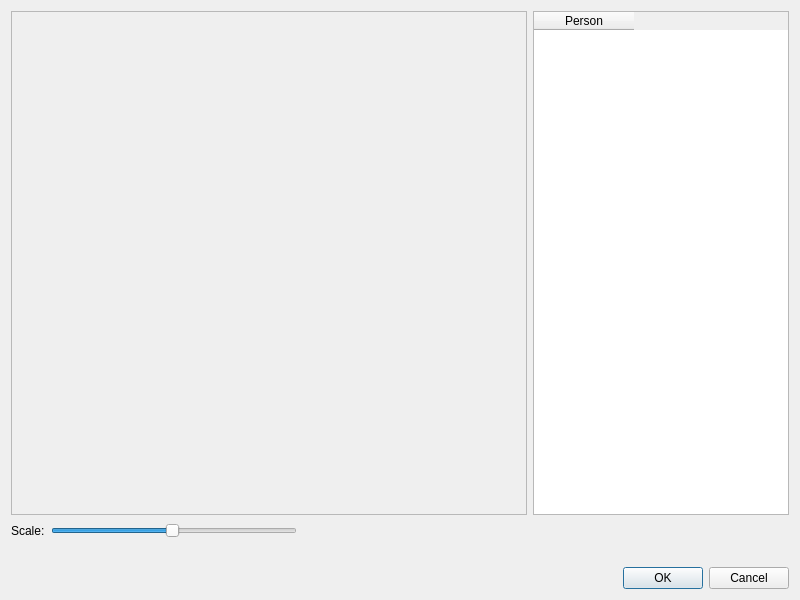
Old version of the form src/gui/desktop/ui/faces_dialog.ui in the repository Kicer86/photobroom.
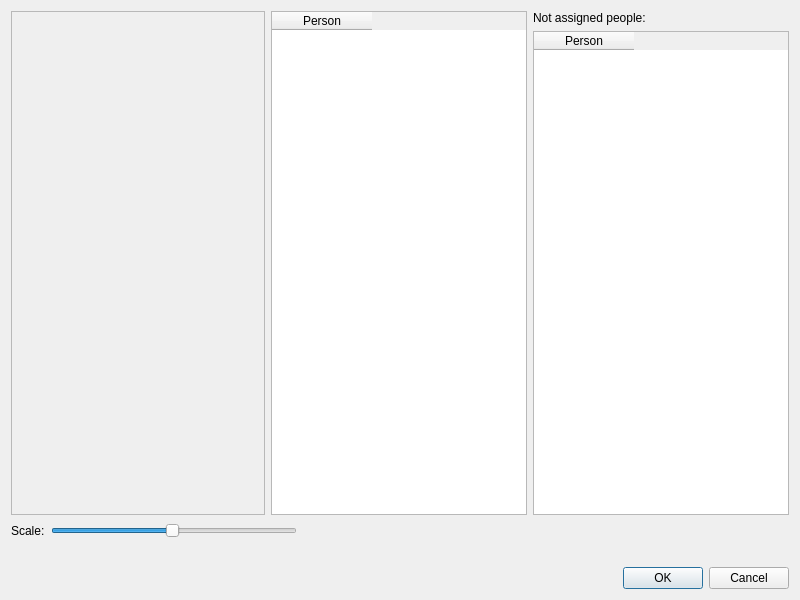
New version of the form.

Commit message: adding table for not assigned people

```diff
--- a/src/gui/desktop/ui/faces_dialog.ui
+++ b/src/gui/desktop/ui/faces_dialog.ui
@@ -15,7 +15,7 @@
   </property>
   <layout class="QVBoxLayout" name="verticalLayout">
    <item>
-    <layout class="QHBoxLayout" name="horizontalLayout" stretch="1,0">
+    <layout class="QHBoxLayout" name="horizontalLayout" stretch="1,0,0">
      <item>
       <widget class="QScrollArea" name="scrollArea">
        <property name="widgetResizable">
@@ -26,8 +26,8 @@
          <rect>
           <x>0</x>
           <y>0</y>
-          <width>520</width>
-          <height>478</height>
+          <width>256</width>
+          <height>479</height>
          </rect>
         </property>
         <layout class="QVBoxLayout" name="verticalLayout_2">
@@ -57,6 +57,29 @@
        </column>
       </widget>
      </item>
+     <item>
+      <layout class="QVBoxLayout" name="verticalLayout_3">
+       <item>
+        <widget class="QLabel" name="notAssignedLabel">
+         <property name="text">
+          <string>Not assigned people:</string>
+         </property>
+        </widget>
+       </item>
+       <item>
+        <widget class="QTableWidget" name="notAssignedList">
+         <property name="columnCount">
+          <number>1</number>
+         </property>
+         <column>
+          <property name="text">
+           <string>Person</string>
+          </property>
+         </column>
+        </widget>
+       </item>
+      </layout>
+     </item>
     </layout>
    </item>
    <item>
```
